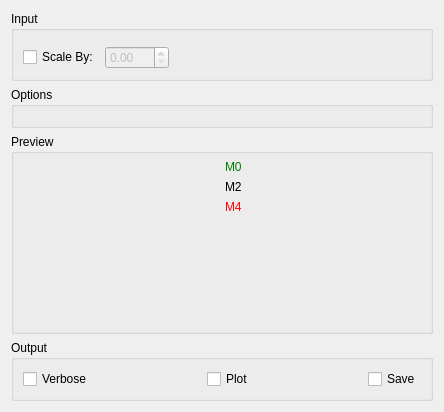
Old version of the form Code/Mantid/MantidQt/CustomInterfaces/inc/MantidQtCustomInterfaces/Indirect/IndirectMoments.ui in the repository mantidproject/mantid.
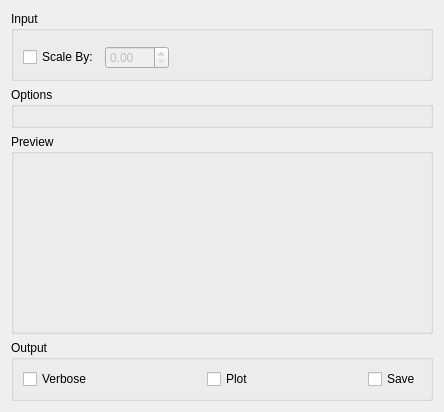
New version of the form. Custom widgets are drawn as their Qt base class.

Commit message:
Fix multiple plot legend labels being created
Refs #11036

The edit to the form file:
```diff
--- a/Code/Mantid/MantidQt/CustomInterfaces/inc/MantidQtCustomInterfaces/Indirect/IndirectMoments.ui
+++ b/Code/Mantid/MantidQt/CustomInterfaces/inc/MantidQtCustomInterfaces/Indirect/IndirectMoments.ui
@@ -135,53 +135,6 @@
         </property>
        </widget>
       </item>
-      <item>
-       <layout class="QVBoxLayout" name="loPlotLegend">
-        <item>
-         <widget class="QLabel" name="lbM0">
-          <property name="styleSheet">
-           <string notr="true">color: green;</string>
-          </property>
-          <property name="text">
-           <string>M0</string>
-          </property>
-         </widget>
-        </item>
-        <item>
-         <widget class="QLabel" name="lbM2">
-          <property name="styleSheet">
-           <string notr="true">color: black;</string>
-          </property>
-          <property name="text">
-           <string>M2</string>
-          </property>
-         </widget>
-        </item>
-        <item>
-         <widget class="QLabel" name="lbM4">
-          <property name="styleSheet">
-           <string notr="true">color: red;</string>
-          </property>
-          <property name="text">
-           <string>M4</string>
-          </property>
-         </widget>
-        </item>
-        <item>
-         <spacer name="verticalSpacer_0">
-          <property name="orientation">
-           <enum>Qt::Vertical</enum>
-          </property>
-          <property name="sizeHint" stdset="0">
-           <size>
-            <width>20</width>
-            <height>40</height>
-           </size>
-          </property>
-         </spacer>
-        </item>
-       </layout>
-      </item>
      </layout>
     </widget>
    </item>
```
Left out of the diff: 3 changed lines with no effect on the pictures. The commit also changes 3 other files.
